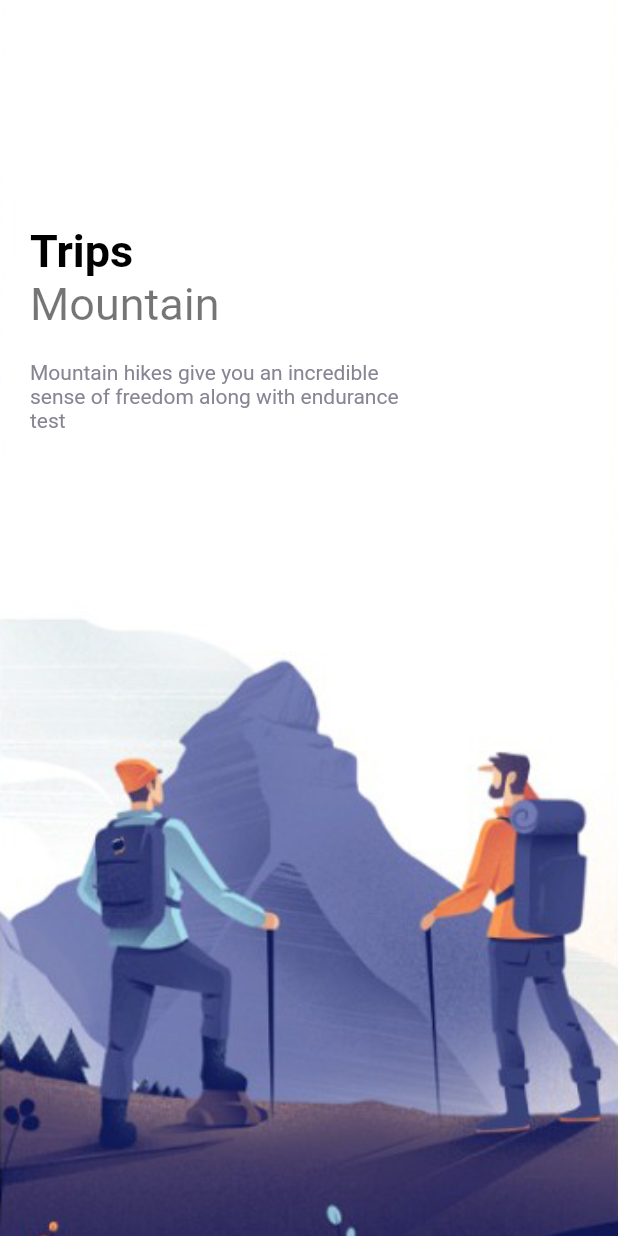
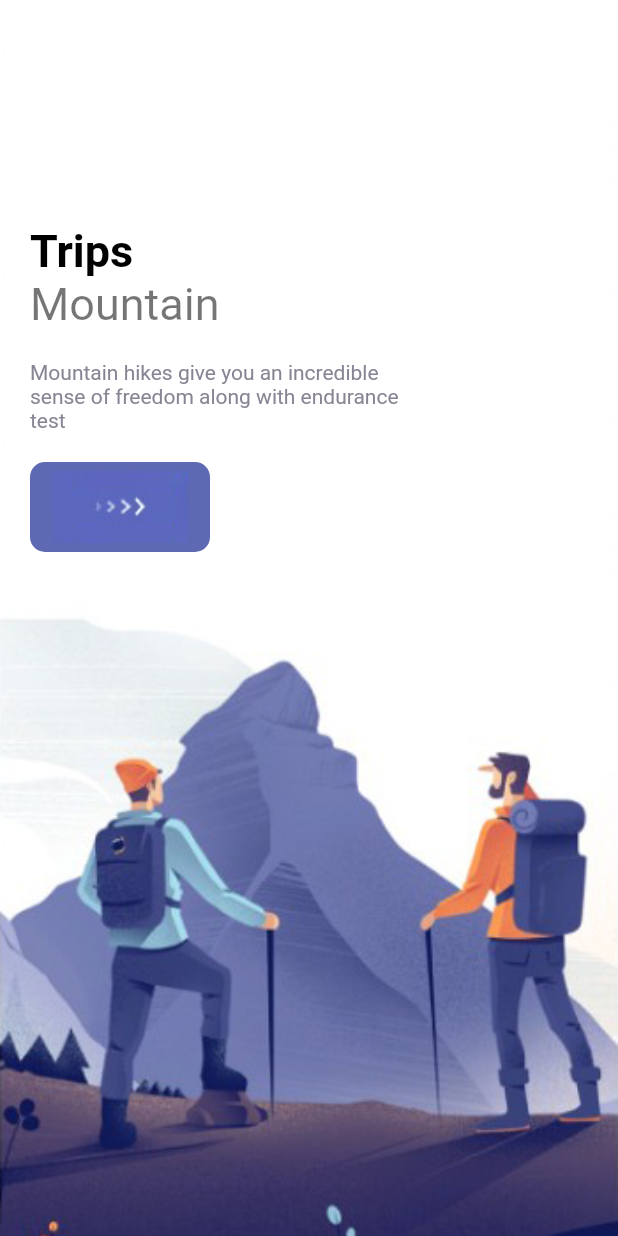
Before and after one commit to etczrn/flutter_projects, a Flutter app: the screen it shows after launch, on a phone screen of 412 x 824 dp. Run offline on Flutter 3.47's test engine with Material 2 defaults, Android fonts, the light colour scheme and no system bars; our stand-ins replace bloc, equatable, firebase_auth, firebase_core, flutter_bloc, shared_preferences; accounts and stored records are empty.

Commit message:
Create reusable responsive button widget #36

```diff
--- a/flutter_cubit_app/lib/pages/welcome_page.dart
+++ b/flutter_cubit_app/lib/pages/welcome_page.dart
@@ -2,6 +2,7 @@ import 'package:flutter/material.dart';
 import 'package:flutter_cubit/misc/colors.dart';
 import 'package:flutter_cubit/widgets/app_larget_text.dart';
 import 'package:flutter_cubit/widgets/app_text.dart';
+import 'package:flutter_cubit/widgets/responsive_button.dart';
 
 class WelcomePage extends StatefulWidget {
   const WelcomePage({Key? key}) : super(key: key);
@@ -54,6 +55,10 @@ class _WelcomePageState extends State<WelcomePage> {
                             size: 14,
                           ),
                         ),
+                        const SizedBox(height: 20),
+                        ResponsiveButton(
+                          width: 120,
+                        )
                       ],
                     )
                   ],
--- /dev/null
+++ b/flutter_cubit_app/lib/widgets/responsive_button.dart
@@ -0,0 +1,27 @@
+import 'package:flutter/cupertino.dart';
+import 'package:flutter_cubit/misc/colors.dart';
+
+class ResponsiveButton extends StatelessWidget {
+  bool? isResponsive;
+  double? width;
+  ResponsiveButton({Key? key, this.width, this.isResponsive = false})
+      : super(key: key);
+
+  @override
+  Widget build(BuildContext context) {
+    return Container(
+      width: width,
+      height: 60,
+      decoration: BoxDecoration(
+        borderRadius: BorderRadius.circular(10),
+        color: AppColors.mainColor,
+      ),
+      child: Row(
+        mainAxisAlignment: MainAxisAlignment.center,
+        children: [
+          Image.asset('img/button-one.png'),
+        ],
+      ),
+    );
+  }
+}
```
